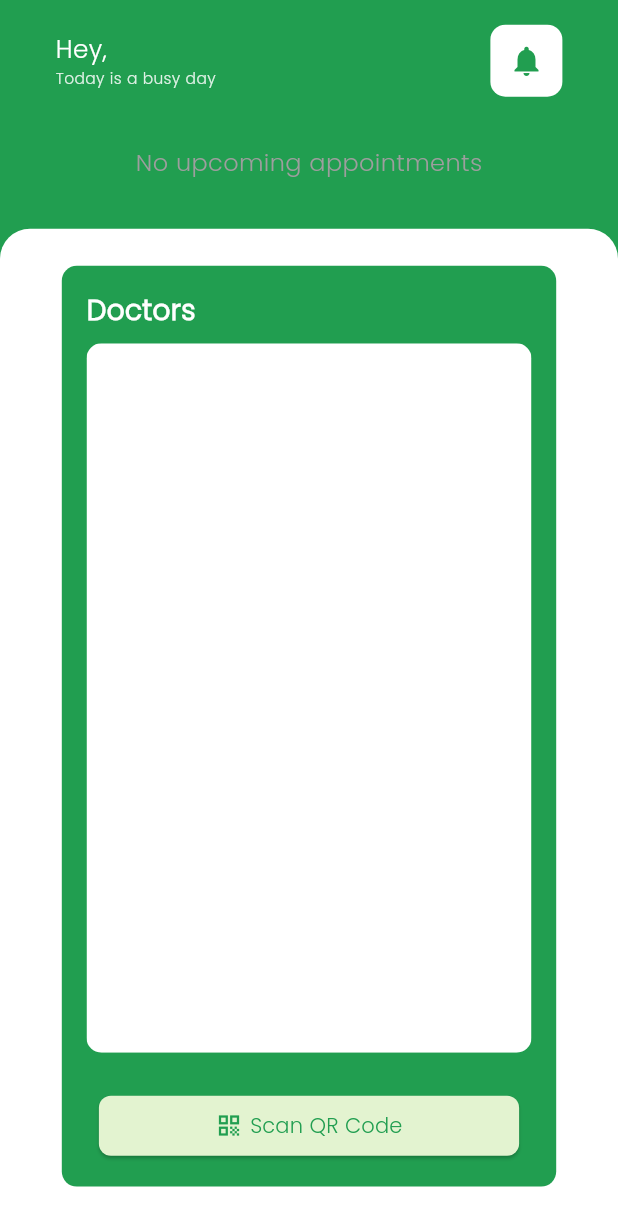
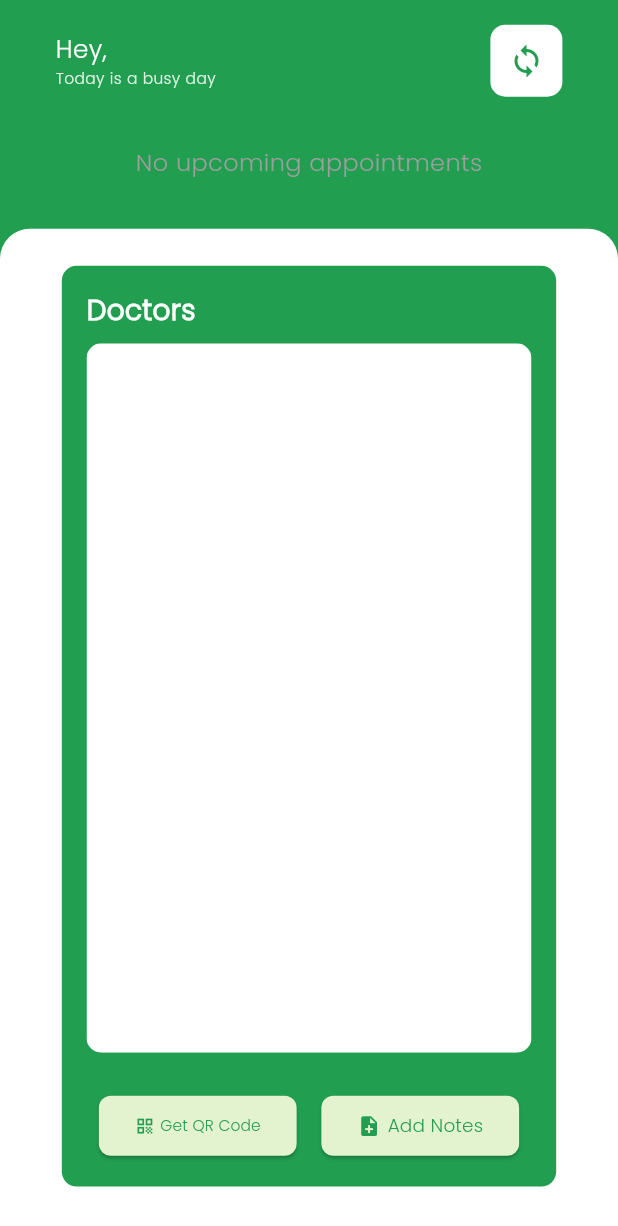
Before and after one commit to zeus0204/patient_app, a Flutter app: the Dashboard screen opened directly, on a phone screen of 412 x 824 dp. Shown: the top 1226 px of the screen. Run offline on Flutter 3.47's test engine with Material 3 defaults, Android fonts, the phone set to English and light mode, and no system bars; our stand-ins replace cloud_firestore, firebase_auth, firebase_core, flutter_carousel_widget, google_fonts, image_picker and 3 more; accounts and stored records are empty; project files that could hold a hidden picture were left out.

Commit message:
add loading button and sync button

```diff
--- a/lib/Pages/Home/Profile/profile.dart
+++ b/lib/Pages/Home/Profile/profile.dart
@@ -93,9 +93,11 @@ class _ProfilePageState extends State<ProfilePage> {
                 formattedTime = DateFormat('yyyy-MM-dd HH:mm').format(dateTime);
               }
               return Card(
-                margin: const EdgeInsets.only(bottom: 8),
+                margin: const EdgeInsets.symmetric(vertical: 8),
+                elevation: 2,
+                color: Colors.white,
                 shape: RoundedRectangleBorder(
-                  borderRadius: BorderRadius.circular(12),
+                  borderRadius: BorderRadius.circular(10),
                 ),
                 child: ListTile(
                   title: Text(
--- a/lib/Pages/Home/dashboard.dart
+++ b/lib/Pages/Home/dashboard.dart
@@ -1,11 +1,10 @@
+import 'dart:async';
+
 import 'package:flutter/material.dart';
 import 'package:patient_app/Pages/Home/qr_code.dart';
 import 'package:patient_app/data/db_helper.dart';
 import 'package:patient_app/data/session.dart';
-import 'package:patient_app/models/doctor.dart';
 import 'package:patient_app/models/schedule.dart';
-import 'package:patient_app/utils/constants.dart';
-import 'package:patient_app/widgets/doctor_list.dart';
 import 'package:patient_app/widgets/schedule_card.dart';
 import 'package:cloud_firestore/cloud_firestore.dart';
 import 'package:intl/intl.dart';
@@ -26,10 +25,34 @@ class _DashboardState extends State<Dashboard> {
   String? _contact;
   String? _dateOfBirth;
   String? _email;
+  bool _isLoading = false;
+
   final Map<String, dynamic> user = {
     'name': '',
     'age': 29,
   };
+
+  void _onButtonPressed() {
+    setState(() {
+      _isLoading = true;
+    });
+
+    Timer(Duration(seconds: 1, milliseconds: 500), () {
+      setState(() {
+        _isLoading = false;
+      });
+      _showSuccessMessage();
+    });
+  }
+
+  void _showSuccessMessage() {
+    ScaffoldMessenger.of(context).showSnackBar(
+      const SnackBar(
+        content: Text('Sync completed successfully!'),
+        backgroundColor: Colors.green,
+      ),
+    );
+  }
 
   List<Map<String, dynamic>> doctors = [];  // Change this to store raw doctor data
 
@@ -219,7 +242,7 @@ class _DashboardState extends State<Dashboard> {
 
       try {
         // Query the records collection where patientEmail is equal to _email
-        QuerySnapshot recordsSnapshot = await FirebaseFirestore.instance
+        await FirebaseFirestore.instance
             .collection('records')
             .where('patientEmail', isEqualTo: _email)
             .get();
@@ -294,9 +317,22 @@ class _DashboardState extends State<Dashboard> {
                         color: Colors.white,
                         borderRadius: BorderRadius.circular(10),
                       ),
-                      child: IconButton(
-                        icon: const Icon(Icons.notifications, color: Color.fromRGBO(33, 158, 80, 1)),
-                        onPressed: () {},
+                      child: SizedBox(
+                        width: 48, // Fixed width
+                        height: 48, // Fixed height
+                        child: IconButton(
+                          iconSize: 24, // Ensures icon size doesn't change
+                          padding: EdgeInsets.zero, // Removes extra padding
+                          icon: _isLoading
+                              ? const CircularProgressIndicator(
+                                  valueColor: AlwaysStoppedAnimation<Color>(
+                                    Color.fromRGBO(33, 158, 80, 1),
+                                  ),
+                                  strokeWidth: 2.0,
+                                )
+                              : const Icon(Icons.sync, color: Color.fromRGBO(33, 158, 80, 1)),
+                          onPressed: _isLoading ? null : _onButtonPressed,
+                        ),
                       ),
                     ),
                   ],
@@ -411,7 +447,7 @@ class _DashboardState extends State<Dashboard> {
                     itemBuilder: (context, index) {
                       final doctor = doctors[index];
                       return ListTile(
-                        leading: CircleAvatar(
+                        leading: const CircleAvatar(
                           backgroundImage: AssetImage('assets/images/avatar.png'),
                         ),
                         title: Text(
@@ -454,8 +490,38 @@ class _DashboardState extends State<Dashboard> {
                             ),
                             const SizedBox(width: 5),
                             Text(
-                              "Scan QR Code",
+                              "Get QR Code",
                               style: GoogleFonts.poppins(color: Color.fromRGBO(33, 158, 80, 1)),
+                            ),
+                          ],
+                        ),
+                      ),
+                    ),
+                  ),
+                ),
+                Expanded(
+                  child: Padding(
+                    padding: EdgeInsets.symmetric(horizontal: size.width * 0.02),
+                    child: ElevatedButton(
+                      onPressed: () {},
+                      style: ElevatedButton.styleFrom(
+                        backgroundColor: const Color.fromRGBO(227, 243, 208, 1),
+                        shape: RoundedRectangleBorder(
+                          borderRadius: BorderRadius.circular(8),
+                        ),
+                      ),
+                      child: const FittedBox(
+                        child: Row(
+                          mainAxisAlignment: MainAxisAlignment.center,
+                          children: [
+                            Icon(
+                              Icons.note_add,
+                              color: Color.fromRGBO(33, 158, 80, 1),
+                            ),
+                            SizedBox(width: 5),
+                            Text(
+                              "Add Notes",
+                              style: TextStyle(color: Color.fromRGBO(33, 158, 80, 1)),
                             ),
                           ],
                         ),
--- a/lib/widgets/schedule_card.dart
+++ b/lib/widgets/schedule_card.dart
@@ -23,10 +23,10 @@ class ScheduleCard extends StatelessWidget {
     return Column(
       children: [
         SizedBox(
-          height: 270,
+          height: 210,
           child: FlutterCarousel(
             options: CarouselOptions(
-              height: 250,
+              height: 200,
               viewportFraction: 0.93,
               enlargeCenterPage: true,
               autoPlay: schedules.length > 1,
```
Also changed, not shown: lib/Pages/Home/Appointment/calendar.dart (+8 -5 lines), lib/Pages/Home/Profile/edit_profile.dart (+24 -3 lines).
